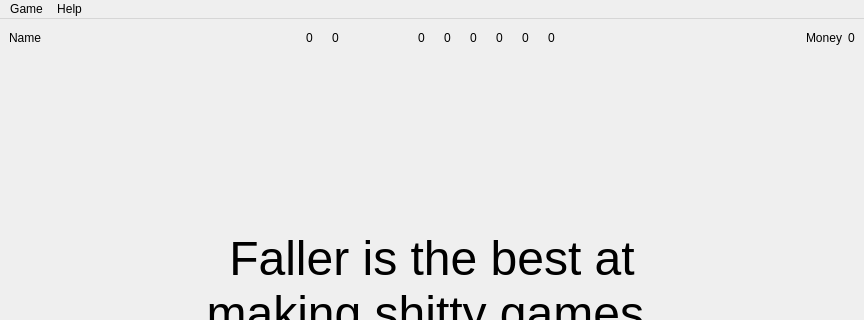
This is UI/MainUI.ui in VDFaller/Pirates as Qt 5 draws it before an edit; both pictures show x 0 to 864 and y 0 to 320 of the 864 by 706 pixel window. The edited form follows.
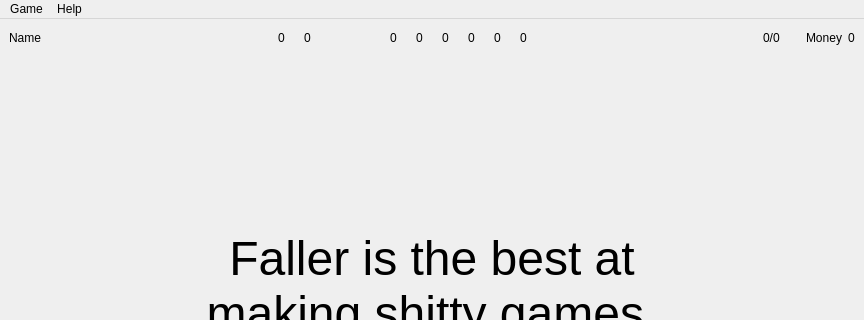
This is the edited form. Icons and pictures are not drawn.

Commit message:
Added Health Bar
And some other stuff I guess

What changed in the file:
```diff
--- a/UI/MainUI.ui
+++ b/UI/MainUI.ui
@@ -35,7 +35,7 @@
         <height>16777215</height>
        </size>
       </property>
-      <layout class="QHBoxLayout" name="horizontalLayout_3" stretch="0,0,0,0,0,0,0,0,0,0,0,0,0,0,0,0,0,0,0,0,0,0">
+      <layout class="QHBoxLayout" name="horizontalLayout_3" stretch="0,0,0,0,0,0,0,0,0,0,0,0,0,0,0,0,0,0,0,0,0,0,0,0,0">
        <property name="spacing">
         <number>6</number>
        </property>
@@ -362,6 +362,48 @@
          </property>
         </spacer>
        </item>
+       <item>
+        <widget class="QLabel" name="Icon_Health">
+         <property name="maximumSize">
+          <size>
+           <width>20</width>
+           <height>20</height>
+          </size>
+         </property>
+         <property name="text">
+          <string/>
+         </property>
+         <property name="pixmap">
+          <pixmap resource="../Icons/icons.qrc">:/icons/Raft.jpg</pixmap>
+         </property>
+         <property name="scaledContents">
+          <bool>true</bool>
+         </property>
+        </widget>
+       </item>
+       <item>
+        <widget class="QLabel" name="Health">
+         <property name="text">
+          <string>0/0</string>
+         </property>
+        </widget>
+       </item>
+       <item>
+        <spacer name="horizontalSpacer_4">
+         <property name="orientation">
+          <enum>Qt::Horizontal</enum>
+         </property>
+         <property name="sizeType">
+          <enum>QSizePolicy::Fixed</enum>
+         </property>
+         <property name="sizeHint" stdset="0">
+          <size>
+           <width>20</width>
+           <height>10</height>
+          </size>
+         </property>
+        </spacer>
+       </item>
        <item>
         <widget class="QLabel" name="H_Money">
          <property name="text">
```
Left out of the diff: 16 changed lines with no effect on the pictures. The commit also changes 8 other files.
